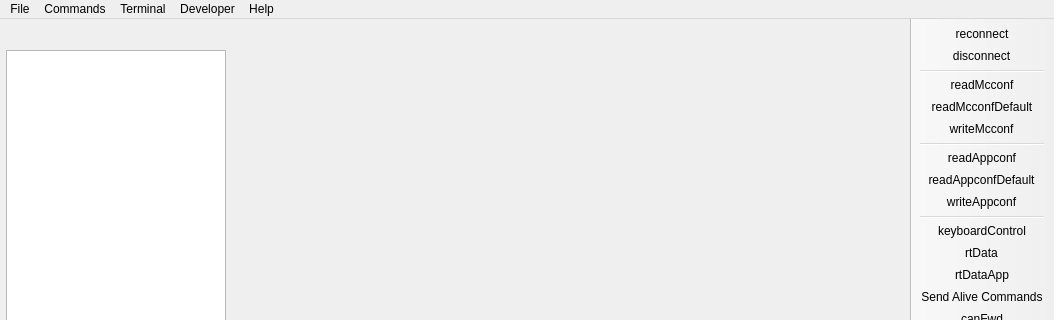
Before: the Qt Designer form mainwindow.ui in vedderb/vesc_tool, drawn with Qt 5; both pictures show x 0 to 1054 and y 0 to 320 of the 1054 by 642 pixel window.
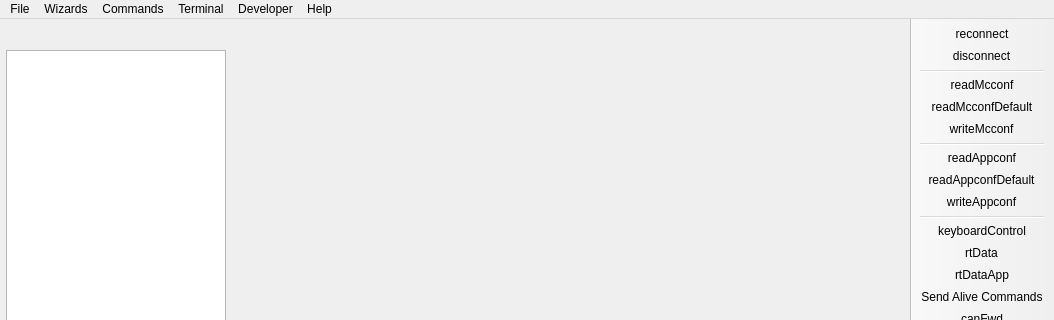
After: the same form once the commit is applied. Icons and pictures are not drawn. Custom widgets are drawn as their Qt base class.

Patch:
```diff
--- a/mainwindow.ui
+++ b/mainwindow.ui
@@ -535,7 +535,16 @@
     </property>
     <addaction name="actionReboot"/>
    </widget>
+   <widget class="QMenu" name="menuWizards">
+    <property name="title">
+     <string>Wizards</string>
+    </property>
+    <addaction name="actionAutoSetupFOC"/>
+    <addaction name="actionAppSetupWizard"/>
+    <addaction name="actionMotorSetupWizard"/>
+   </widget>
    <addaction name="menuFile"/>
+   <addaction name="menuWizards"/>
    <addaction name="menuCommands"/>
    <addaction name="menuTerminal"/>
    <addaction name="menuTools"/>
```
Left out of the diff: 22 changed lines with no effect on the pictures.
